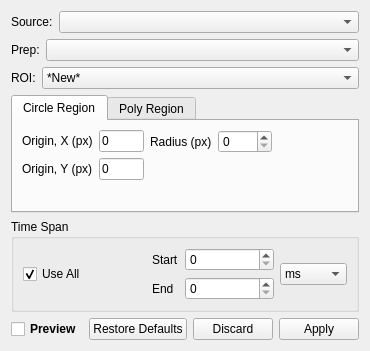
Qt form src/ui/KairoSightWidgetIsolate.ui (kairosight/KairoSight) before a commit.
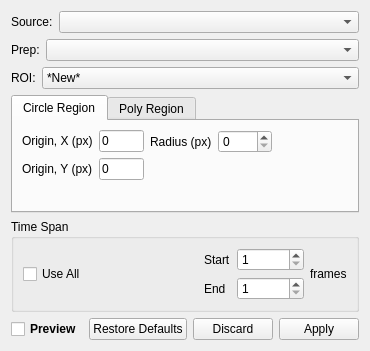
The same form after that commit. Custom widgets are drawn as their Qt base class.

```diff
--- a/src/ui/KairoSightWidgetIsolate.ui
+++ b/src/ui/KairoSightWidgetIsolate.ui
@@ -289,10 +289,23 @@
            <string>Use All</string>
           </property>
           <property name="checked">
-           <bool>true</bool>
+           <bool>false</bool>
           </property>
          </widget>
         </item>
+        <item>
+         <spacer name="horizontalSpacer_2">
+          <property name="orientation">
+           <enum>Qt::Horizontal</enum>
+          </property>
+          <property name="sizeHint" stdset="0">
+           <size>
+            <width>40</width>
+            <height>20</height>
+           </size>
+          </property>
+         </spacer>
+        </item>
         <item>
          <layout class="QFormLayout" name="formLayout_3">
           <item row="0" column="0">
@@ -307,10 +320,35 @@
             <property name="enabled">
              <bool>true</bool>
             </property>
+            <property name="minimumSize">
+             <size>
+              <width>60</width>
+              <height>0</height>
+             </size>
+            </property>
+            <property name="minimum">
+             <number>1</number>
+            </property>
+            <property name="maximum">
+             <number>999999</number>
+            </property>
            </widget>
           </item>
           <item row="1" column="1">
-           <widget class="QSpinBox" name="endSpinBox"/>
+           <widget class="QSpinBox" name="endSpinBox">
+            <property name="minimumSize">
+             <size>
+              <width>60</width>
+              <height>0</height>
+             </size>
+            </property>
+            <property name="minimum">
+             <number>1</number>
+            </property>
+            <property name="maximum">
+             <number>999999</number>
+            </property>
+           </widget>
           </item>
           <item row="1" column="0">
            <widget class="QLabel" name="endLabel">
@@ -322,40 +360,10 @@
          </layout>
         </item>
         <item>
-         <widget class="QComboBox" name="comboBoxUnits">
-          <property name="sizePolicy">
-           <sizepolicy hsizetype="Maximum" vsizetype="Fixed">
-            <horstretch>0</horstretch>
-            <verstretch>0</verstretch>
-           </sizepolicy>
+         <widget class="QLabel" name="label">
+          <property name="text">
+           <string>frames</string>
           </property>
-          <property name="minimumSize">
-           <size>
-            <width>10</width>
-            <height>0</height>
-           </size>
-          </property>
-          <property name="currentText">
-           <string>ms</string>
-          </property>
-          <property name="currentIndex">
-           <number>1</number>
-          </property>
-          <item>
-           <property name="text">
-            <string>frames</string>
-           </property>
-          </item>
-          <item>
-           <property name="text">
-            <string>ms</string>
-           </property>
-          </item>
-          <item>
-           <property name="text">
-            <string>s</string>
-           </property>
-          </item>
          </widget>
         </item>
        </layout>
```
